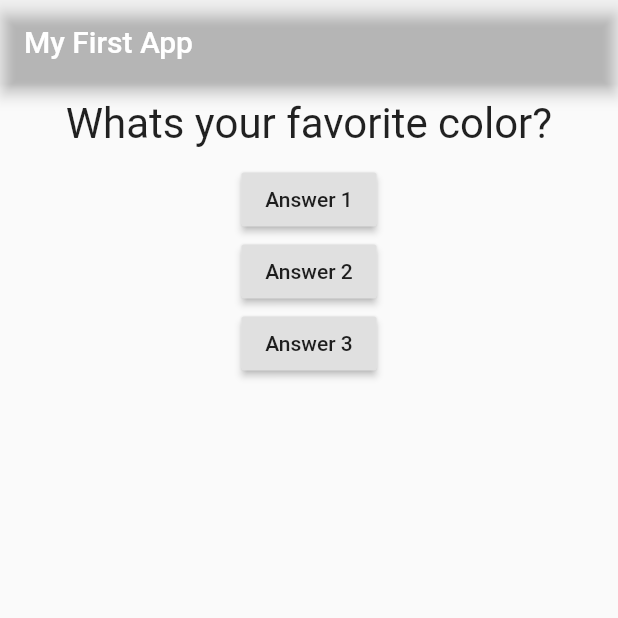
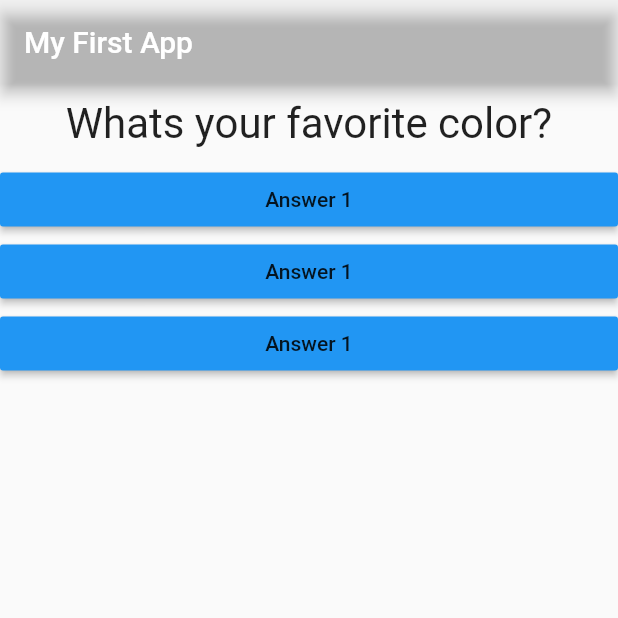
Before and after one commit to AmorimGabrielCE/FLutterCourse, a Flutter app: the screen it shows after launch, on a phone screen of 412 x 824 dp, the top half of it. Run offline on Flutter 3.47's test engine with Material 2 defaults, Android fonts, the phone set to English and light mode, and no system bars.

Commit message:
Styling buttons and learning about to pass callback functions arround.

```diff
--- /dev/null
+++ b/lib/answer.dart
@@ -0,0 +1,19 @@
+import 'package:flutter/material.dart';
+
+class Answer extends StatelessWidget {
+  final VoidCallback selectHandler;
+
+  Answer(this.selectHandler);
+
+  @override
+  Widget build(BuildContext context) {
+    return Container(
+      width: double.infinity,
+      child: RaisedButton(
+        color: Colors.blue,
+        child: Text('Answer 1'),
+        onPressed: selectHandler,
+      ),
+    );
+  }
+}
--- a/lib/main.dart
+++ b/lib/main.dart
@@ -1,6 +1,7 @@
 import 'package:flutter/material.dart';
 
 import './question.dart';
+import './answer.dart';
 
 // void main() {
 //   runApp(MyApp());
@@ -42,20 +43,9 @@ class _MyAppState extends State<MyApp> {
       body: Column(
         children: [
           Question(questions[_questionIndex]),
-          RaisedButton(
-            child: Text('Answer 1'),
-            onPressed: _answerQuestion,
-          ),
-          RaisedButton(
-            child: Text('Answer 2'),
-            onPressed: () => print("Answer 2 chosen!"),
-          ),
-          RaisedButton(
-              child: Text('Answer 3'),
-              onPressed: () {
-                //...
-                print("Answer 3 chosen!");
-              }),
+          Answer(_answerQuestion),
+          Answer(_answerQuestion),
+          Answer(_answerQuestion),
         ],
       ),
     ));
```
